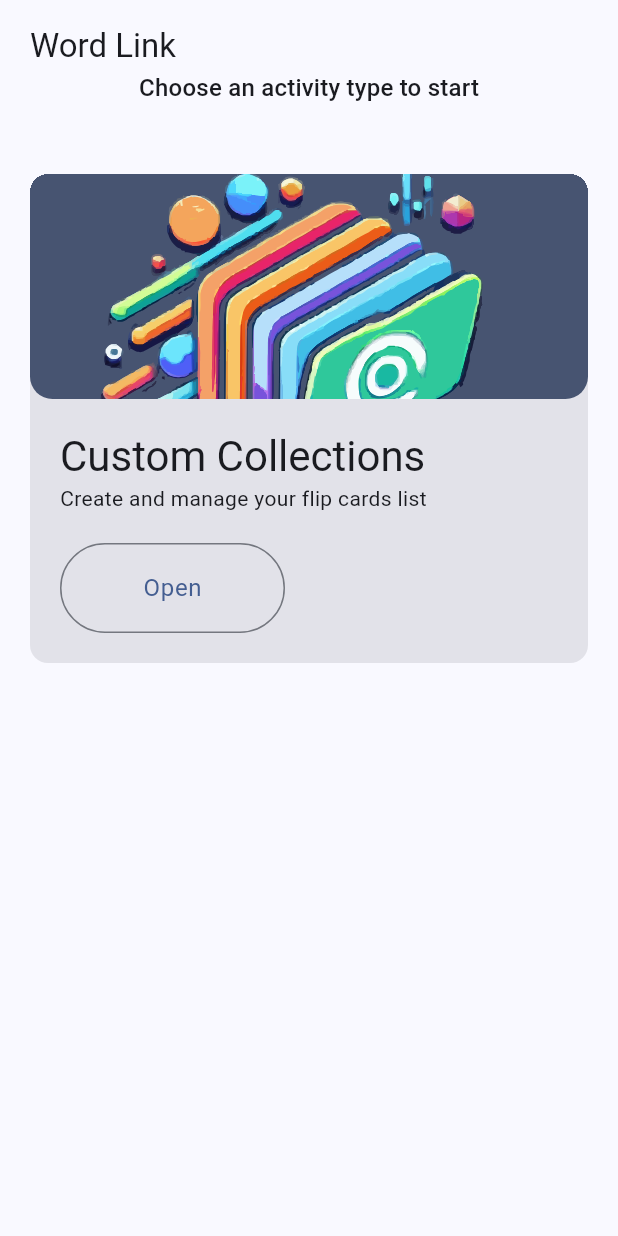
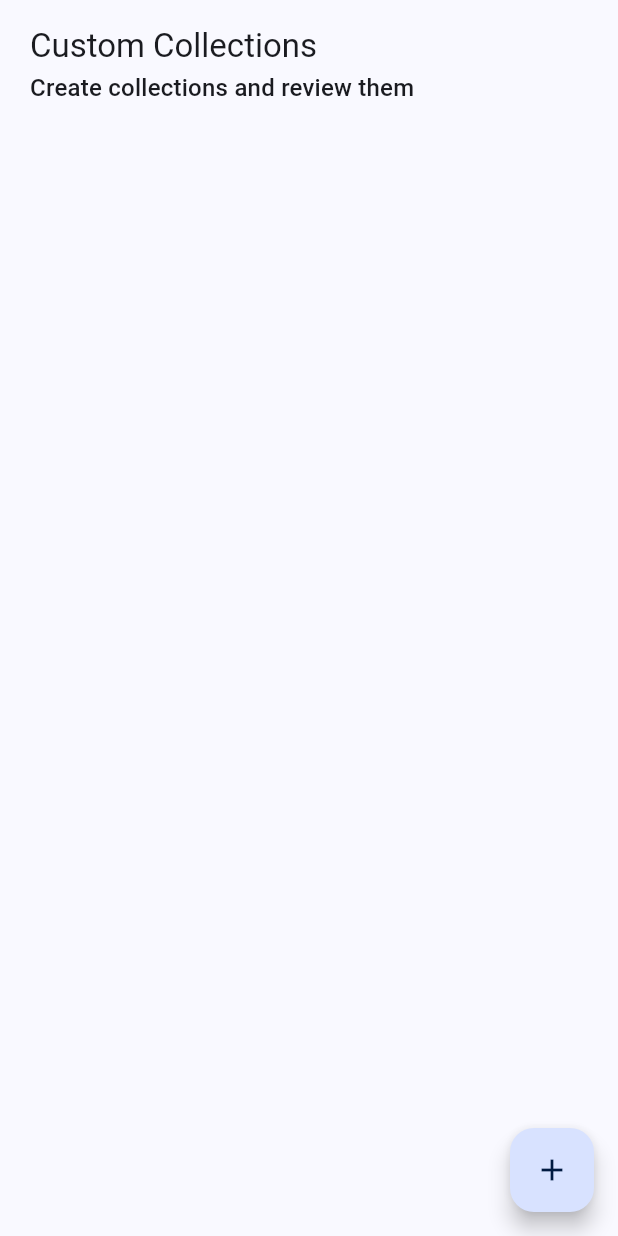
Before and after one commit to guyluz11/language_app, a Flutter app: the screen it shows after launch, after a tap on "Custom Collections", on a phone screen of 412 x 824 dp. Run offline on Flutter 3.47's test engine with Material 3 defaults, Android fonts, the phone set to English and light mode, and no system bars; our stand-ins replace animated_toggle_switch, audioplayers, awesome_notifications, device_info_plus, flutter_svg, font_awesome_flutter and 4 more; missing offline and left inert: flutter_vibrate; Roboto replaces fonts that are missing (Arya); statements that could not run were skipped.

Commit message:
Created shell for the create card page

```diff
--- a/lib/presentation/molecules/page_enclosure_molecule.dart
+++ b/lib/presentation/molecules/page_enclosure_molecule.dart
@@ -12,6 +12,7 @@ class PageEnclosureMolecule extends StatelessWidget {
     this.topBarTranslate = true,
     this.topBarType = TopBarType.none,
     this.scaffold = true,
+    this.floatingActionButtonOnTap,
     this.topBarRightOnTap,
     this.expendChild = true,
     this.topBarRightIcon,
@@ -25,6 +26,7 @@ class PageEnclosureMolecule extends StatelessWidget {
   final bool margin;
   final bool topMargin;
   final bool scaffold;
+  final VoidCallback? floatingActionButtonOnTap;
   final TopBarType topBarType;
   final VoidCallback? topBarRightOnTap;
   final bool expendChild;
@@ -32,6 +34,7 @@ class PageEnclosureMolecule extends StatelessWidget {
 
   Widget topBarHelper() {
     return Column(
+      crossAxisAlignment: CrossAxisAlignment.start,
       children: [
         TopBarMolecule(
           topBarType: topBarType,
@@ -63,7 +66,16 @@ class PageEnclosureMolecule extends StatelessWidget {
     }
 
     if (scaffold) {
-      page = Scaffold(body: page);
+      page = Scaffold(
+        body: page,
+        floatingActionButton: floatingActionButtonOnTap == null
+            ? null
+            : FloatingActionButton(
+                onPressed: floatingActionButtonOnTap,
+                child: const Icon(Icons.add),
+              ),
+        floatingActionButtonLocation: FloatingActionButtonLocation.endFloat,
+      );
     }
     if (expendChild) {
       page = Expanded(child: page);
--- /dev/null
+++ b/lib/presentation/pages/custom_collections_page.dart
@@ -0,0 +1,24 @@
+import 'package:flutter/material.dart';
+import 'package:word_link/presentation/molecules/molecules.dart';
+import 'package:word_link/presentation/pages/create_cards_page.dart';
+
+class CustomCollectionsPage extends StatelessWidget {
+  void addCollection(BuildContext context) => Navigator.of(context).push(
+        MaterialPageRoute(
+          builder: (context) => CreateCardsPage(),
+        ),
+      );
+
+  @override
+  Widget build(BuildContext context) {
+    return PageEnclosureMolecule(
+      title: 'Custom Collections',
+      subTitle: 'Create collections and review them',
+      expendChild: false,
+      floatingActionButtonOnTap: () => addCollection(context),
+      child: const SingleChildScrollView(
+        child: SizedBox(),
+      ),
+    );
+  }
+}
--- a/lib/presentation/pages/home_page.dart
+++ b/lib/presentation/pages/home_page.dart
@@ -4,23 +4,14 @@ import 'package:word_link/presentation/atoms/atoms.dart';
 import 'package:word_link/presentation/core/global_variables.dart';
 import 'package:word_link/presentation/molecules/molecules.dart';
 import 'package:word_link/presentation/organisms/detailed_card_organism.dart';
+import 'package:word_link/presentation/pages/custom_collections_page.dart';
 
-class HomePage extends StatefulWidget {
-  @override
-  State<HomePage> createState() => HomePageState();
-}
-
-class HomePageState extends State<HomePage> {
-  @override
-  void initState() {
-    super.initState();
-  }
-
+class HomePage extends StatelessWidget {
   @override
   Widget build(BuildContext context) {
     return PageEnclosureMolecule(
       title: GlobalVariables.appName,
-      subTitle: 'Choose an activity type to start',
+      subTitle: 'What would you like to work on?',
       expendChild: false,
       child: SingleChildScrollView(
         child: Column(
@@ -34,7 +25,7 @@ class HomePageState extends State<HomePage> {
                 'assets/images/folders_image.svg',
                 fit: BoxFit.cover,
               ),
-              onClick: () {},
+              onClick: () => customCollectionClicked(context),
             ),
             const SeparatorAtom(variant: SeparatorVariant.farApart),
           ],
@@ -42,4 +33,11 @@ class HomePageState extends State<HomePage> {
       ),
     );
   }
+
+  void customCollectionClicked(BuildContext context) =>
+      Navigator.of(context).push(
+        MaterialPageRoute(
+          builder: (context) => CustomCollectionsPage(),
+        ),
+      );
 }
--- a/lib/presentation/pages/pages.dart
+++ b/lib/presentation/pages/pages.dart
@@ -1,2 +1,4 @@
+export 'package:word_link/presentation/pages/create_cards_page.dart';
+export 'package:word_link/presentation/pages/custom_collections_page.dart';
 export 'package:word_link/presentation/pages/home_page.dart';
 export 'package:word_link/presentation/pages/splash_screen_page.dart';
```
Also changed, not shown: lib/presentation/pages/create_cards_page.dart (added, +45 -0 lines).
